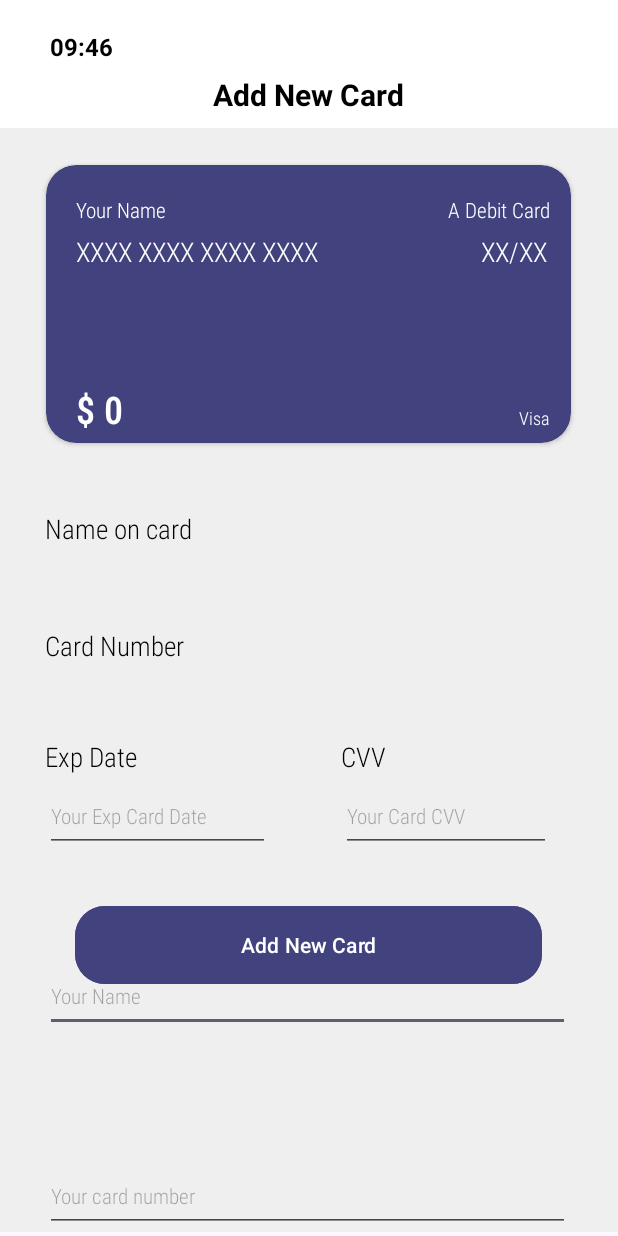
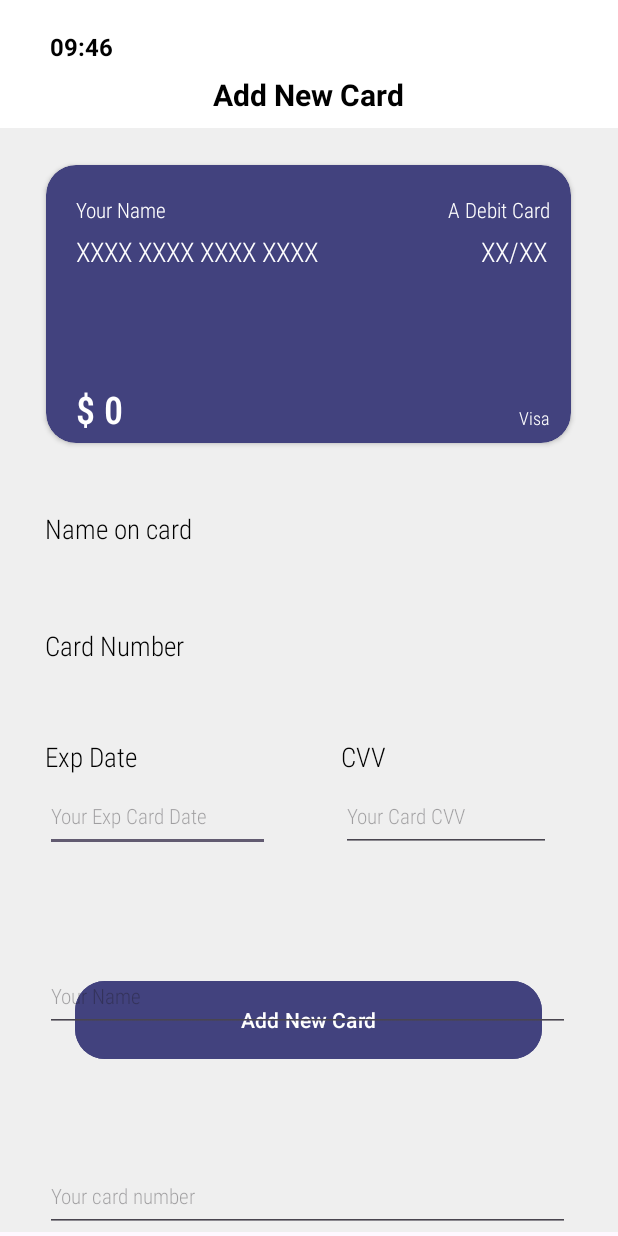
Before and after one commit to nataliew67/CARDFINAL, an Android app: the screen it shows after launch (MainActivity), on a phone screen of 412 x 824 dp. Run offline under Robolectric (Android 15) with nearby library versions, the phone set to English and light mode, and no system bars.

Commit message:
Update activity_main.xml

```diff
--- a/app/src/main/res/layout/activity_main.xml
+++ b/app/src/main/res/layout/activity_main.xml
@@ -5,7 +5,9 @@
     android:layout_width="match_parent"
     android:layout_height="match_parent"
     tools:context=".MainActivity">
-
+    <ScrollView
+        android:layout_width="match_parent"
+        android:layout_height="match_parent">
     <RelativeLayout
         android:layout_width="wrap_content"
         android:layout_height="wrap_content"
@@ -118,7 +120,7 @@
             android:layout_width="311dp"
             android:layout_height="60dp"
             android:layout_centerHorizontal="true"
-            android:layout_marginTop="600dp"
+            android:layout_marginTop="650dp"
             android:backgroundTint="#42427E"
             android:text="Add New Card"
             app:cornerRadius="20dp" />
@@ -260,5 +262,7 @@
 
 
 
+
     </RelativeLayout>
+</ScrollView>
 </androidx.constraintlayout.widget.ConstraintLayout>
```
